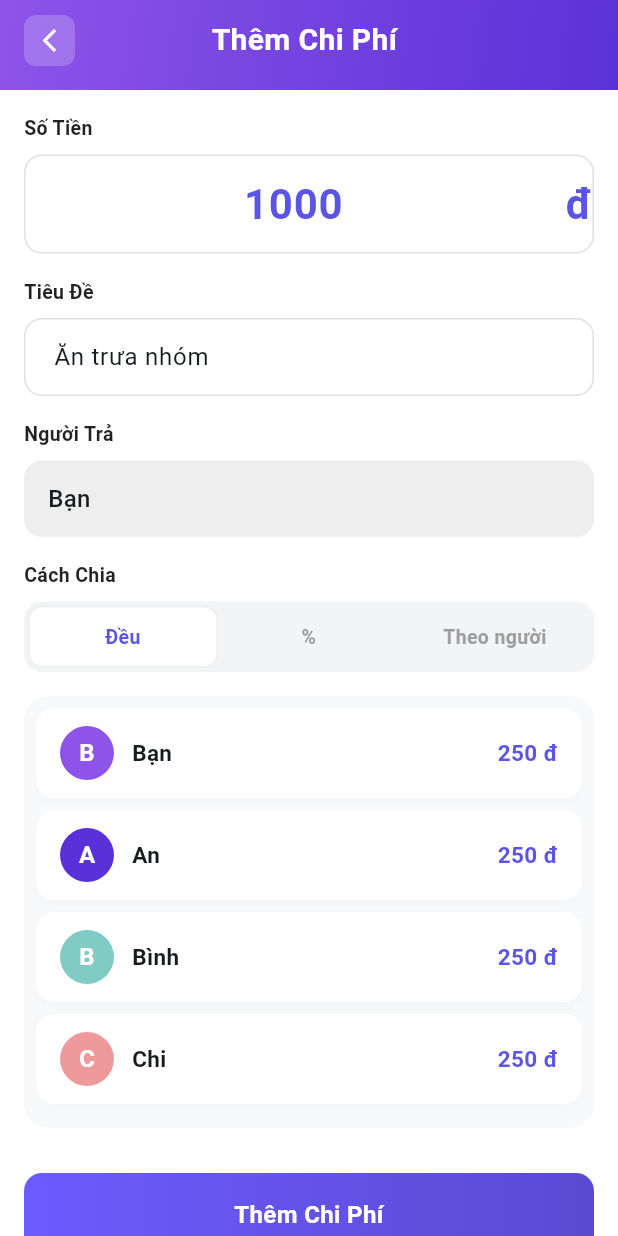
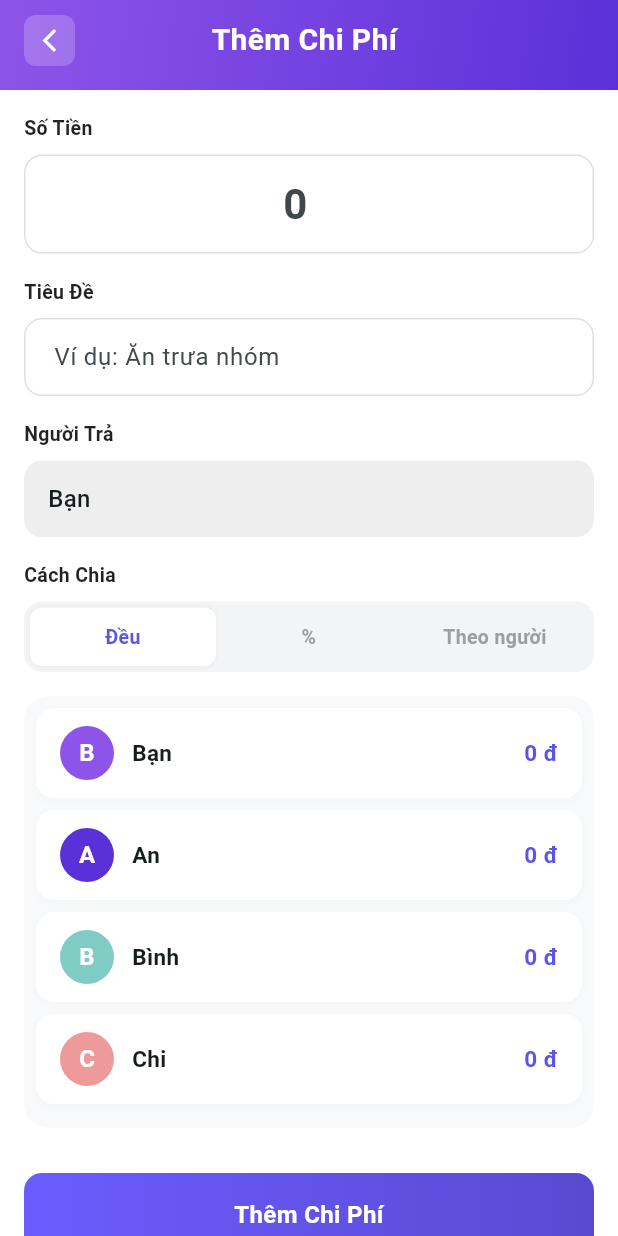
Before and after one commit to buic7666/BTL_MOBILE_ChuDe_NgoiNhaChung1, a Flutter app: the AddExpenseScreen screen opened directly, on a phone screen of 412 x 824 dp. Run offline on Flutter 3.47's test engine with Material 3 defaults, Android fonts, the light colour scheme and no system bars; our stand-ins replace cloud_firestore, firebase_auth, firebase_core; accounts and stored records are empty.

Commit message:
Update add_expense on Khanh

```diff
--- a/lib/features/finance/screens/add_expense_screen.dart
+++ b/lib/features/finance/screens/add_expense_screen.dart
@@ -22,7 +22,7 @@
 
 class _AddExpenseScreenState extends State<AddExpenseScreen> {
   // --- GIỮ NGUYÊN LOGIC KHỞI TẠO TỪ CODE CŨ ---
-  final _amountController = TextEditingController(text: '1000');
+  final _amountController = TextEditingController();
   final _titleController = TextEditingController();
   int _selectedPayerIndex = 0;
   SplitMode _splitMode = SplitMode.equal;
@@ -49,8 +49,9 @@
   void initState() {
     super.initState();
     _initializeMembers();
-    // Set default title logic if needed, or leave empty as per original
-    _titleController.text = "Ăn trưa nhóm";
+    // Form trống khi mở màn hình
+    _titleController.clear();
+    _amountController.clear();
   }
 
   void _initializeMembers() {
@@ -339,8 +340,15 @@
         borderRadius: BorderRadius.circular(16),
       ),
       padding: const EdgeInsets.all(8),
-      child: Column(
-        children: List.generate(_members.length, (index) {
+      child: ConstrainedBox(
+        constraints: BoxConstraints(
+          maxHeight: MediaQuery.of(context).size.height * 0.4,
+        ),
+        child: ListView.builder(
+          shrinkWrap: true,
+          physics: const ClampingScrollPhysics(),
+          itemCount: _members.length,
+          itemBuilder: (context, index) {
             final m = _members[index];
 
             // Tính toán số tiền hiển thị (Logic cũ)
@@ -382,8 +390,9 @@
                           shape: RoundedRectangleBorder(
                             borderRadius: BorderRadius.circular(4),
                           ),
-                        onChanged: (v) =>
-                            setState(() => _memberSelected[index] = v ?? false),
+                          onChanged: (v) => setState(
+                            () => _memberSelected[index] = v ?? false,
+                          ),
                         ),
                       ),
                     ),
@@ -420,7 +429,8 @@
                 ],
               ),
             );
-        }),
+          },
+        ),
       ),
     );
   }
@@ -737,6 +747,31 @@
   // --- HÀM XỬ LÝ DỮ LIỆU ĐẦU RA (GIỮ NGUYÊN BẢN GỐC CỦA BẠN) ---
   // Quan trọng: Hàm này đảm bảo dữ liệu trả về giống hệt code cũ để không lỗi tính toán
   void _onAddPressed() {
+    final scaffold = ScaffoldMessenger.of(context);
+    final rawText = _amountController.text.trim();
+    final normalized = rawText.replaceAll(RegExp(r'[đ,\s]'), '');
+    final value = double.tryParse(normalized);
+
+    if (value == null) {
+      scaffold.showSnackBar(
+        const SnackBar(
+          content: Text('Phải nhập số'),
+          backgroundColor: Colors.red,
+        ),
+      );
+      return;
+    }
+
+    if (value <= 0) {
+      scaffold.showSnackBar(
+        const SnackBar(
+          content: Text('Phải nhập số lớn hơn 0'),
+          backgroundColor: Colors.red,
+        ),
+      );
+      return;
+    }
+
     final payerMember = _members[_selectedPayerIndex];
     final payerId = payerMember['id'] as String;
 
@@ -745,7 +780,7 @@
     );
 
     final expense = {
-      'amount': _parsedAmount,
+      'amount': value,
       'title': _titleController.text,
       'payer': payerId,
       'splitMode': _splitMode.toString(),
--- a/pubspec.yaml
+++ b/pubspec.yaml
@@ -39,6 +39,10 @@
   firebase_core: ^4.3.0
   firebase_auth: ^6.1.3
   cloud_firestore: ^6.1.1
+  share_plus: ^12.0.1
+  path_provider: ^2.1.3
+  screenshot: ^3.0.0
+  permission_handler: ^11.3.1
 
 dev_dependencies:
   flutter_test:
```
Also changed, not shown: pubspec.lock, 3 other files. Lines whose indentation alone changed are shown as unchanged.
